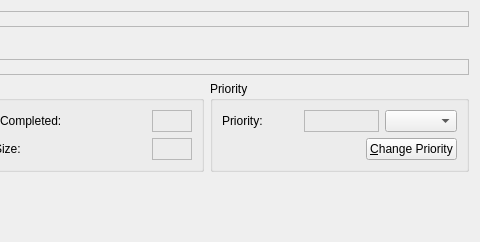
Qt form trickle/torrentinfo.ui (michaelforney/trickle) before a commit; both pictures show x 332 to 812 and y 0 to 242 of the 812 by 242 pixel window.
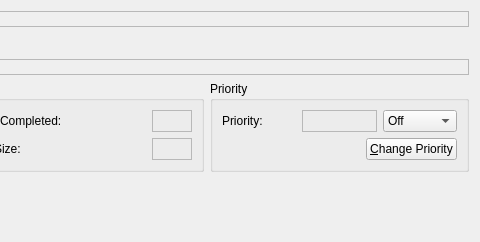
The same form after that commit. Custom widgets are drawn as their Qt base class.

Commit message: Got rid of changing stuff in the view, and implemented changing priority support in the rtorrent plugin

Diff of the .ui file:
```diff
--- a/trickle/torrentinfo.ui
+++ b/trickle/torrentinfo.ui
@@ -15,7 +15,7 @@
   </property>
   <layout class="QVBoxLayout">
    <item>
-    <layout class="QHBoxLayout">
+    <layout class="QHBoxLayout" name="torrentNameLayout">
      <item>
       <widget class="QLabel" name="torrentNameLabel">
        <property name="text">
@@ -61,7 +61,7 @@
     <widget class="BitArrayProgressBar" name="progress" native="true"/>
    </item>
    <item>
-    <layout class="QHBoxLayout">
+    <layout class="QHBoxLayout" name="trackerStatusLayout">
      <item>
       <widget class="QLabel" name="trackerStatusLabel">
        <property name="text">
@@ -88,7 +88,7 @@
     </layout>
    </item>
    <item>
-    <layout class="QHBoxLayout">
+    <layout class="QHBoxLayout" name="torrentInfoLayout">
      <item>
       <widget class="QGroupBox" name="peerBox">
        <property name="sizePolicy">
@@ -252,7 +252,7 @@
       </widget>
      </item>
      <item>
-      <widget class="QGroupBox" name="groupBox">
+      <widget class="QGroupBox" name="priorityBox">
        <property name="sizePolicy">
         <sizepolicy hsizetype="Preferred" vsizetype="Preferred">
          <horstretch>1</horstretch>
@@ -296,10 +296,34 @@
           <property name="text">
            <string/>
           </property>
+          <property name="alignment">
+           <set>Qt::AlignCenter</set>
+          </property>
          </widget>
         </item>
         <item row="0" column="2">
-         <widget class="KComboBox" name="kcombobox"/>
+         <widget class="KComboBox" name="priorityEdit">
+          <item>
+           <property name="text">
+            <string>Off</string>
+           </property>
+          </item>
+          <item>
+           <property name="text">
+            <string>Low</string>
+           </property>
+          </item>
+          <item>
+           <property name="text">
+            <string>Medium</string>
+           </property>
+          </item>
+          <item>
+           <property name="text">
+            <string>High</string>
+           </property>
+          </item>
+         </widget>
         </item>
         <item row="1" column="0" colspan="3">
          <layout class="QHBoxLayout" name="horizontalLayout">
```
Left out of the diff: 20 changed lines with no effect on the pictures. The commit also changes 19 other files.
